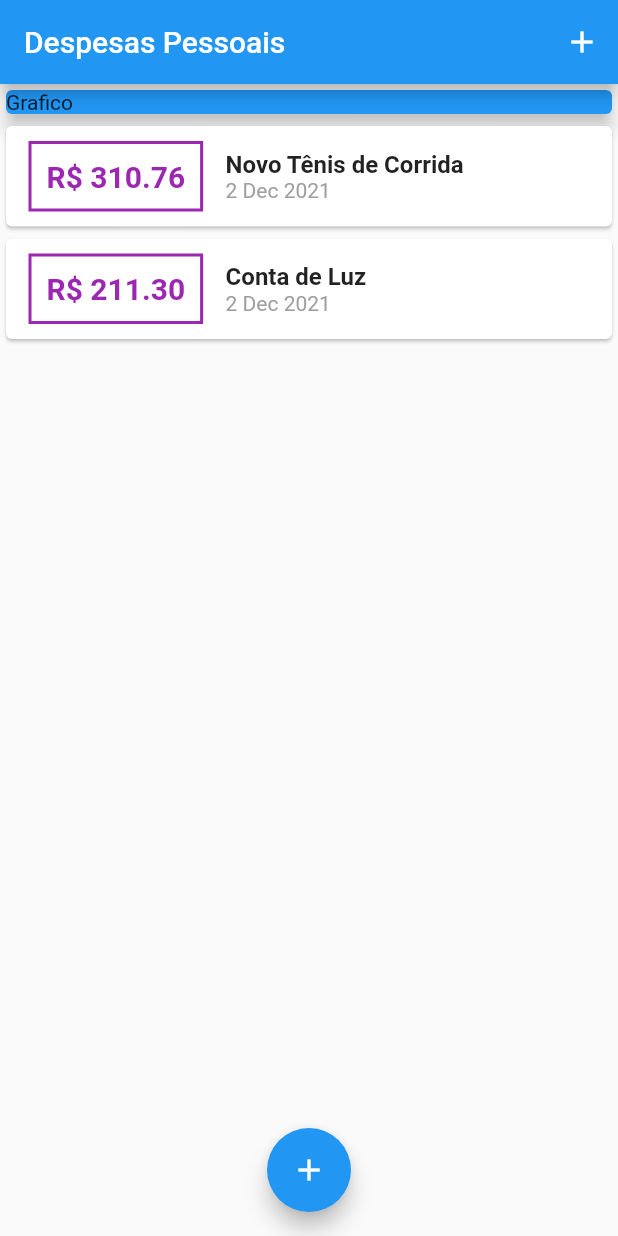
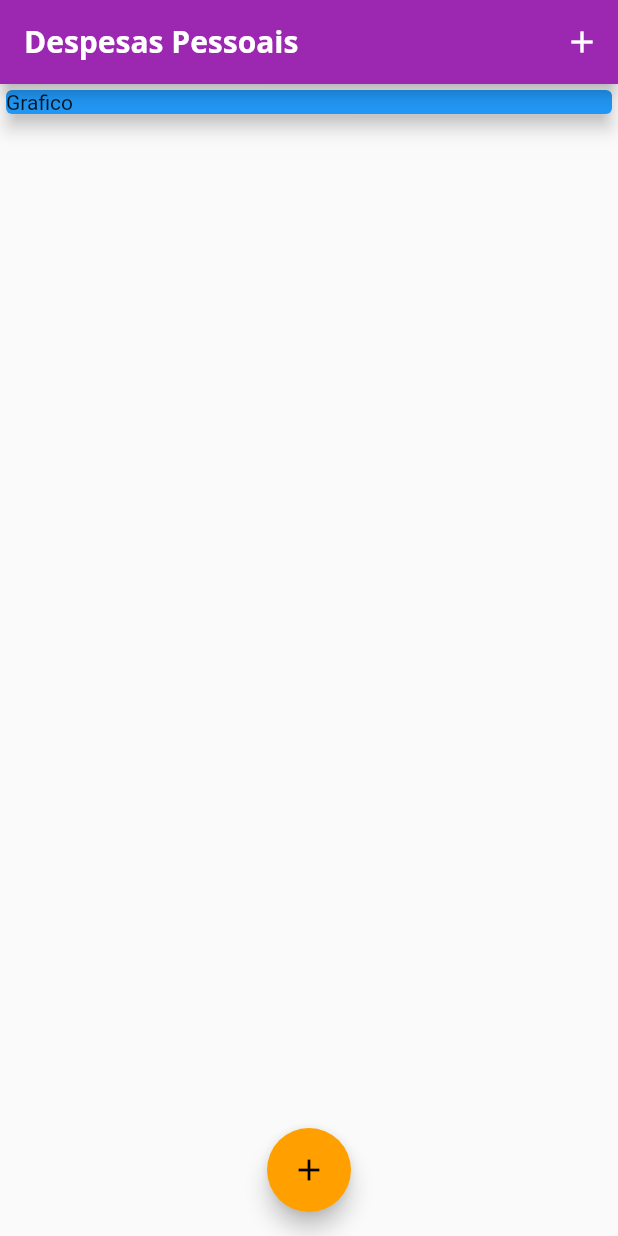
Before and after one commit to mbj-junior/Estudo-Flutter, a Flutter app: the screen it shows after launch, on a phone screen of 412 x 824 dp. Run offline on Flutter 3.47's test engine with Material 2 defaults, Android fonts, the phone set to English and light mode, and no system bars.

```diff
--- a/expenses/lib/components/transaction_list.dart
+++ b/expenses/lib/components/transaction_list.dart
@@ -25,7 +25,7 @@ class TransactionList extends StatelessWidget {
                 ),
                 decoration: BoxDecoration(
                   border: Border.all(
-                    color: Colors.purple,
+                    color: Theme.of(context).primaryColor,
                     width: 2,
                   ),
                 ),
@@ -33,9 +33,10 @@ class TransactionList extends StatelessWidget {
                 child: Text(
                   'R\$ ${tr.value.toStringAsFixed(2)}',
                   style: TextStyle(
-                      fontWeight: FontWeight.bold,
-                      fontSize: 20,
-                      color: Colors.purple),
+                    fontWeight: FontWeight.bold,
+                    fontSize: 20,
+                    color: Theme.of(context).primaryColor,
+                  ),
                 ),
               ),
               Column(
@@ -43,10 +44,7 @@ class TransactionList extends StatelessWidget {
                 children: <Widget>[
                   Text(
                     tr.title,
-                    style: TextStyle(
-                      fontSize: 16,
-                      fontWeight: FontWeight.bold,
-                    ),
+                    style: Theme.of(context).textTheme.headline6,
                   ),
                   Text(
                     DateFormat('d MMM y').format(tr.date),
--- a/expenses/lib/main.dart
+++ b/expenses/lib/main.dart
@@ -10,7 +10,25 @@ main() => runApp(ExpensesApp());
 class ExpensesApp extends StatelessWidget {
   @override
   Widget build(BuildContext context) {
-    return MaterialApp(debugShowCheckedModeBanner: false, home: MyHomePage());
+    return MaterialApp(
+      debugShowCheckedModeBanner: false,
+      home: MyHomePage(),
+      theme: ThemeData(
+          primarySwatch: Colors.purple,
+          accentColor: Colors.amber[700],
+          fontFamily: 'Quicksand',
+          textTheme: ThemeData.light().textTheme.copyWith(
+              headline6: TextStyle(
+                  fontFamily: 'OpenSans',
+                  fontSize: 18,
+                  fontWeight: FontWeight.bold)),
+          appBarTheme: AppBarTheme(
+              textTheme: ThemeData.light().textTheme.copyWith(
+                  headline6: TextStyle(
+                      fontFamily: 'OpenSans',
+                      fontSize: 20,
+                      fontWeight: FontWeight.bold)))),
+    );
   }
 }
 
@@ -20,19 +38,19 @@ class MyHomePage extends StatefulWidget {
 }
 
 class _MyHomePageState extends State<MyHomePage> {
-  final _transactions = [
-    Transaction(
-      id: 't1',
-      title: 'Novo Tênis de Corrida',
-      value: 310.76,
-      date: DateTime.now(),
-    ),
-    Transaction(
-      id: 't2',
-      title: 'Conta de Luz',
-      value: 211.30,
-      date: DateTime.now(),
-    ),
+  final List<Transaction> _transactions = [
+    // Transaction(
+    //   id: 't1',
+    //   title: 'Novo Tênis de Corrida',
+    //   value: 310.76,
+    //   date: DateTime.now(),
+    // ),
+    // Transaction(
+    //   id: 't2',
+    //   title: 'Conta de Luz',
+    //   value: 211.30,
+    //   date: DateTime.now(),
+    // ),
   ];
 
   _addTransaction(String title, double value) {
```
Also changed, not shown: expenses/pubspec.yaml (+13 -21 lines), expenses/assets/fonts/OpenSans-Bold.ttf (added), expenses/assets/fonts/OpenSans-Regular.ttf (added), expenses/assets/fonts/Quicksand-Bold.ttf (added), expenses/assets/fonts/Quicksand-Light.ttf (added), expenses/assets/fonts/Quicksand-Medium.ttf (added), expenses/assets/fonts/Quicksand-Regular.ttf (added), expenses/assets/images/waiting.png (added), expenses/pubspec.lock.
